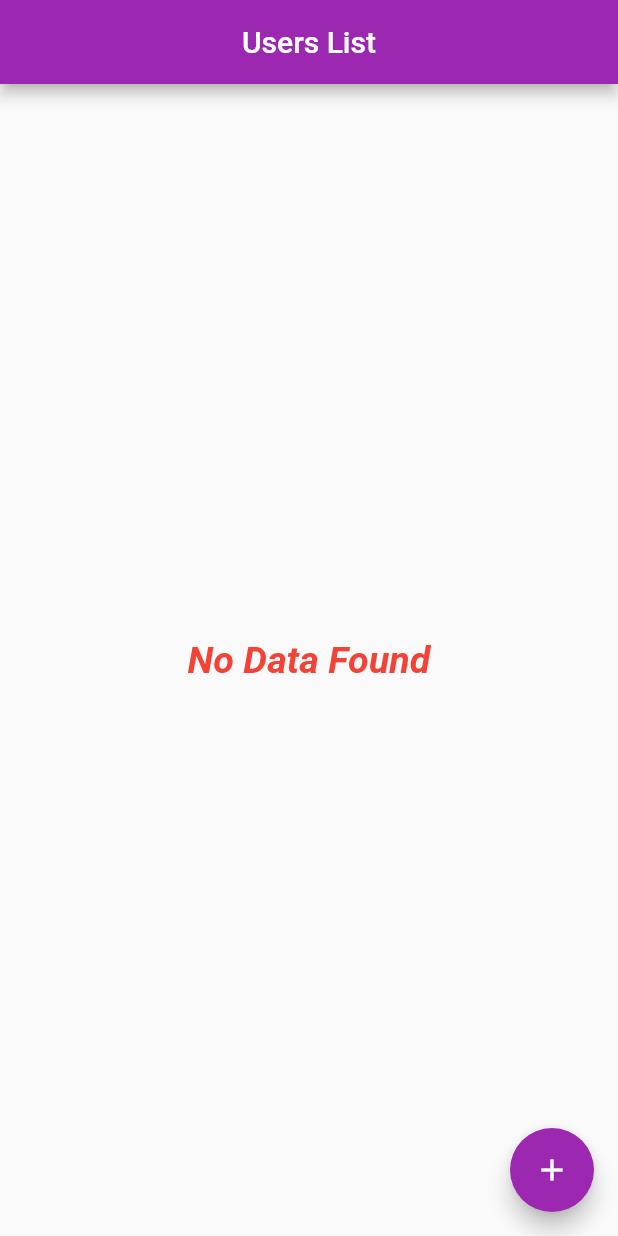
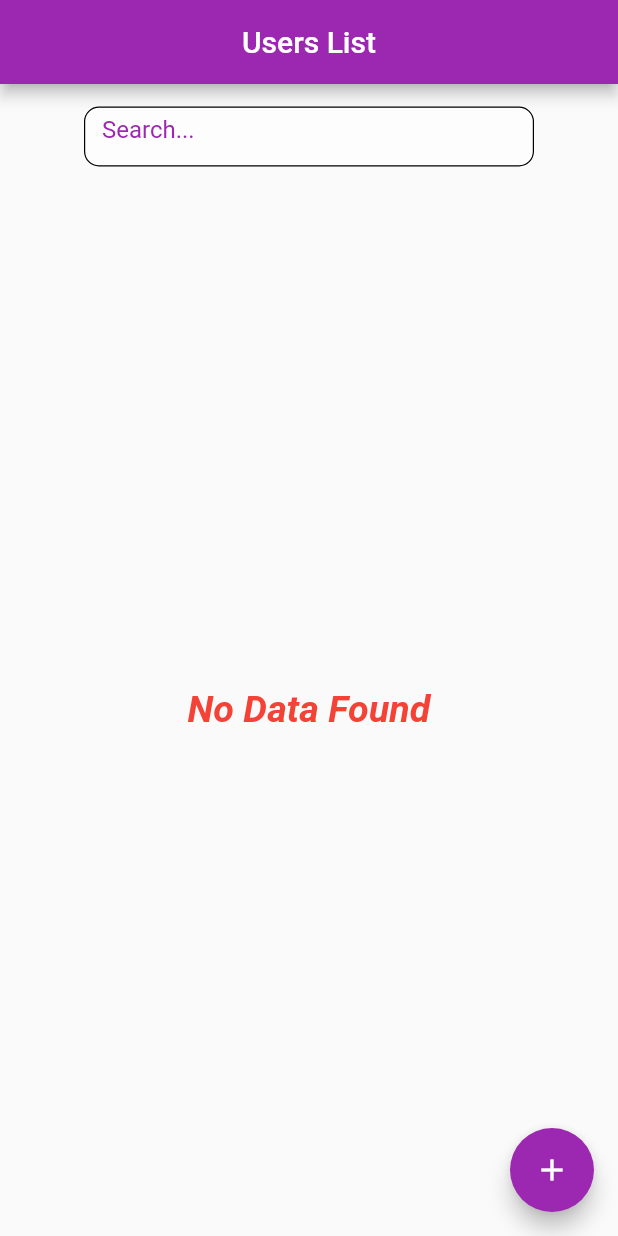
Before and after one commit to Minhal9911/DemoRestApi, a Flutter app: the screen it shows after launch, on a phone screen of 412 x 824 dp. Run offline on Flutter 3.47's test engine with Material 2 defaults, Android fonts, the phone set to English and light mode, and no system bars; our stand-ins replace cached_network_image; accounts and stored records are empty; network calls fail.

Commit message:
second commit

```diff
--- a/lib/Screens/dashboard.dart
+++ b/lib/Screens/dashboard.dart
@@ -1,5 +1,6 @@
 import 'package:flutter/material.dart';
 import 'package:mock_user_app/Screens/detail_user.dart';
+
 import 'package:mock_user_app/services/helper.dart';
 import 'package:cached_network_image/cached_network_image.dart';
 
@@ -14,13 +15,18 @@ class Dashboard extends StatefulWidget {
 }
 
 class _DashboardState extends State<Dashboard> {
+  TextEditingController searchController = TextEditingController();
   List<UserRes> users = [];
+  List<UserRes> showList = [];
   bool isLoading = true;
+  bool isSearching = false;
 
   Future<void> loadUser() async {
     users = await Helper.getAllUser();
+    debugPrint('userSize ${users.length}');
+    showList.addAll(users);
+    debugPrint("list is available");
     isLoading = false;
-    debugPrint('userSize ${users.length}');
     setState(() {});
   }
 
@@ -34,12 +40,51 @@ class _DashboardState extends State<Dashboard> {
   Widget build(BuildContext context) {
     return Scaffold(
       appBar: AppBar(
+        // title: isSearching ? searchTextField() : const Text('Users List'),
         title: const Text('Users List'),
         centerTitle: true,
+        /* actions: [
+          IconButton(
+            onPressed: () {
+              showSearch(
+                context: context,
+                delegate: Search(showList),
+              );
+            },
+            icon: const Icon(Icons.search),
           ),
-      body: isLoading
+        ],*/
+        /*  actions: isSearching
+            ? [
+                IconButton(
+                  onPressed: () {
+                    isSearching = false;
+                    setState(() {});
+                  },
+                  icon: const Icon(Icons.clear),
+                ),
+              ]
+            : [
+                IconButton(
+                  onPressed: () {
+                    isSearching = true;
+                    setState(() {});
+                  },
+                  icon: const Icon(Icons.search),
+                ),
+              ],*/
+      ),
+      body: Column(
+        children: [
+          Padding(
+            padding: const EdgeInsets.only(top: 15, right: 10, left: 10),
+            child: searchTextField(),
+          ),
+          const SizedBox(height: 10),
+          Expanded(
+            child: isLoading
                 ? const Center(child: CircularProgressIndicator())
-          : users.isEmpty
+                : showList.isEmpty
                     ? const Center(
                         child: Text(
                         'No Data Found',
@@ -51,9 +96,9 @@ class _DashboardState extends State<Dashboard> {
                       ))
                     : ListView.builder(
                         // shrinkWrap: true,
-                  itemCount: users.length,
+                        itemCount: showList.length,
                         itemBuilder: (BuildContext context, int index) {
-                    final user = users[index];
+                          final user = showList[index];
                           return InkWell(
                             onTap: () {
                               Navigator.of(context).push(MaterialPageRoute(
@@ -62,8 +107,8 @@ class _DashboardState extends State<Dashboard> {
                                       )));
                             },
                             child: Card(
-                        margin:
-                            const EdgeInsets.only(top: 20, left: 10, right: 10),
+                              margin: const EdgeInsets.only(
+                                  top: 20, left: 10, right: 10),
                               child: ListTile(
                                 leading: ClipRRect(
                                   borderRadius: BorderRadius.circular(60.0),
@@ -75,7 +120,8 @@ class _DashboardState extends State<Dashboard> {
                                   ),
                                 ),
                                 title: Column(
-                            mainAxisAlignment: MainAxisAlignment.spaceBetween,
+                                  mainAxisAlignment:
+                                      MainAxisAlignment.spaceBetween,
                                   crossAxisAlignment: CrossAxisAlignment.start,
                                   children: [
                                     Text(
@@ -92,6 +138,9 @@ class _DashboardState extends State<Dashboard> {
                             ),
                           );
                         },
+                      ),
+          ),
+        ],
       ),
       floatingActionButton: FloatingActionButton(
         onPressed: () {
@@ -112,6 +161,41 @@ class _DashboardState extends State<Dashboard> {
           });
         },
         child: const Icon(Icons.add),
+      ),
+    );
+  }
+
+  Widget searchTextField() {
+    return SizedBox(
+      height: 40,
+      width: 300,
+      child: TextField(
+        controller: searchController,
+        cursorColor: Colors.purple,
+        autofocus: false,
+        cursorHeight: 22,
+        decoration: InputDecoration(
+          hintText: "Search...",
+          hintStyle: const TextStyle(color: Colors.purple),
+          filled: true,
+          fillColor: Colors.white54,
+          enabledBorder: OutlineInputBorder(
+            borderRadius: BorderRadius.circular(10.0),
+            borderSide: const BorderSide(color: Colors.black, width: 0.8),
+          ),
+          focusedBorder: OutlineInputBorder(
+            borderRadius: BorderRadius.circular(10.0),
+            borderSide: const BorderSide(color: Colors.black, width: 0.8),
+          ),
+        ),
+        onChanged: (value) {
+          showList.clear();
+          showList = users
+              .where((items) =>
+                  (items.name!.toLowerCase().contains(value.toLowerCase())))
+              .toList();
+          setState(() {});
+        },
       ),
     );
   }
@@ -184,3 +268,40 @@ class _DashboardState extends State<Dashboard> {
         });
   }
 }
+
+/*class Search extends SearchDelegate {
+  Search(List<UserRes> showList);
+
+  @override
+  List<Widget>? buildActions(BuildContext context) {
+    return [
+      IconButton(
+          onPressed: () {
+            query = '';
+          },
+          icon: const Icon(Icons.clear))
+    ];
+  }
+
+  @override
+  Widget? buildLeading(BuildContext context) {
+    return IconButton(
+      onPressed: () {
+        close(context, null);
+      },
+      icon: const Icon(Icons.arrow_back),
+    );
+  }
+
+  @override
+  Widget buildResults(BuildContext context) {
+    // TODO: implement buildSuggestions
+    throw UnimplementedError();
+  }
+
+  @override
+  Widget buildSuggestions(BuildContext context) {
+    // TODO: implement buildSuggestions
+    throw UnimplementedError();
+  }
+}*/
```
Lines whose indentation alone changed are shown as unchanged.
